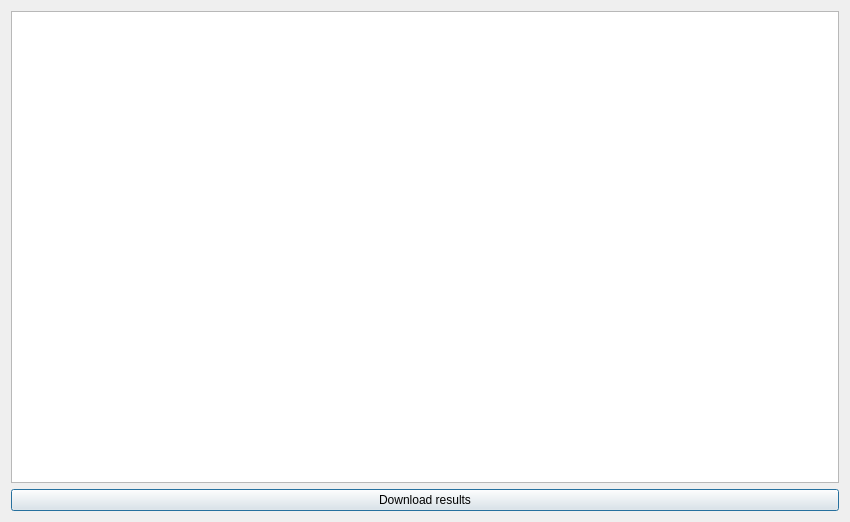
The window that LDMP/DlgJobs.ui (ConservationInternational/trends.earth) describes before a commit, drawn with Qt 5.
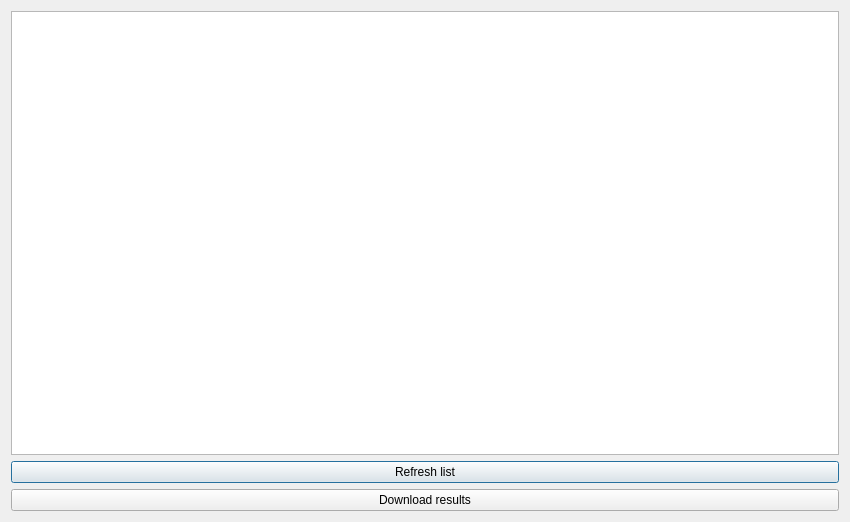
The same window after the commit.

Commit message: Finish draft jobs list.

Patch:
```diff
--- a/LDMP/DlgJobs.ui
+++ b/LDMP/DlgJobs.ui
@@ -42,7 +42,14 @@
       </widget>
      </item>
      <item>
-      <widget class="QPushButton" name="download_results">
+      <widget class="QPushButton" name="refresh">
+       <property name="text">
+        <string>Refresh list</string>
+       </property>
+      </widget>
+     </item>
+     <item>
+      <widget class="QPushButton" name="download">
        <property name="text">
         <string>Download results</string>
        </property>
```
The commit also changes 4 other files.
